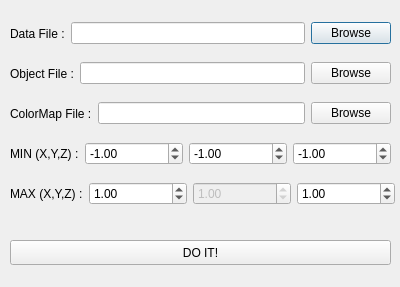
Old version of the form datadialog.ui in the repository leRoderic/Graphics_20.
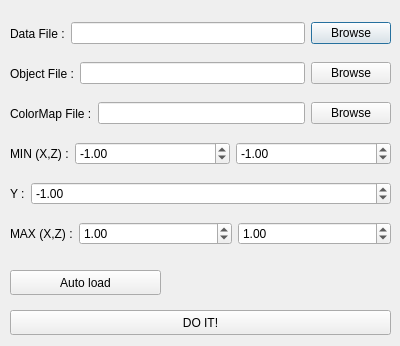
New version of the form.

Commit message: palette read // signals updated // data auto-load

Patch:
```diff
--- a/datadialog.ui
+++ b/datadialog.ui
@@ -7,7 +7,7 @@
     <x>0</x>
     <y>0</y>
     <width>400</width>
-    <height>287</height>
+    <height>346</height>
    </rect>
   </property>
   <property name="windowTitle">
@@ -61,7 +61,7 @@
        </sizepolicy>
       </property>
       <property name="text">
-       <string>MIN (X,Y,Z) :</string>
+       <string>MIN (X,Z) :</string>
       </property>
      </widget>
     </item>
@@ -81,25 +81,6 @@
       </property>
      </widget>
     </item>
-    <item>
-     <widget class="QDoubleSpinBox" name="minYSpin_2">
-      <property name="enabled">
-       <bool>true</bool>
-      </property>
-      <property name="minimum">
-       <double>-99999.000000000000000</double>
-      </property>
-      <property name="maximum">
-       <double>99999.000000000000000</double>
-      </property>
-      <property name="singleStep">
-       <double>0.100000000000000</double>
-      </property>
-      <property name="value">
-       <double>-1.000000000000000</double>
-      </property>
-     </widget>
-    </item>
     <item>
      <widget class="QDoubleSpinBox" name="minZSpin_2">
       <property name="minimum">
@@ -122,8 +103,8 @@
    <property name="geometry">
     <rect>
      <x>10</x>
-     <y>180</y>
-     <width>385</width>
+     <y>220</y>
+     <width>381</width>
      <height>28</height>
     </rect>
    </property>
@@ -137,7 +118,7 @@
        </sizepolicy>
       </property>
       <property name="text">
-       <string>MAX (X,Y,Z) :</string>
+       <string>MAX (X,Z) :</string>
       </property>
      </widget>
     </item>
@@ -157,25 +138,6 @@
       </property>
      </widget>
     </item>
-    <item>
-     <widget class="QDoubleSpinBox" name="maxYSpin_3">
-      <property name="enabled">
-       <bool>false</bool>
-      </property>
-      <property name="minimum">
-       <double>-99999.000000000000000</double>
-      </property>
-      <property name="maximum">
-       <double>99999.000000000000000</double>
-      </property>
-      <property name="singleStep">
-       <double>0.100000000000000</double>
-      </property>
-      <property name="value">
-       <double>1.000000000000000</double>
-      </property>
-     </widget>
-    </item>
     <item>
      <widget class="QDoubleSpinBox" name="maxZSpin_3">
       <property name="minimum">
@@ -198,7 +160,7 @@
    <property name="geometry">
     <rect>
      <x>10</x>
-     <y>240</y>
+     <y>310</y>
      <width>381</width>
      <height>25</height>
     </rect>
@@ -265,6 +227,63 @@
     </item>
    </layout>
   </widget>
+  <widget class="QPushButton" name="btLoad">
+   <property name="geometry">
+    <rect>
+     <x>10</x>
+     <y>270</y>
+     <width>151</width>
+     <height>25</height>
+    </rect>
+   </property>
+   <property name="text">
+    <string>Auto load</string>
+   </property>
+  </widget>
+  <widget class="QWidget" name="layoutWidget_6">
+   <property name="geometry">
+    <rect>
+     <x>10</x>
+     <y>180</y>
+     <width>381</width>
+     <height>28</height>
+    </rect>
+   </property>
+   <layout class="QHBoxLayout" name="horizontalLayout_10">
+    <item>
+     <widget class="QLabel" name="label_9">
+      <property name="sizePolicy">
+       <sizepolicy hsizetype="Fixed" vsizetype="Preferred">
+        <horstretch>0</horstretch>
+        <verstretch>0</verstretch>
+       </sizepolicy>
+      </property>
+      <property name="text">
+       <string>Y :</string>
+      </property>
+     </widget>
+    </item>
+    <item>
+     <widget class="QDoubleSpinBox" name="minYSpin_2">
+      <property name="enabled">
+       <bool>true</bool>
+      </property>
+      <property name="minimum">
+       <double>-99999.000000000000000</double>
+      </property>
+      <property name="maximum">
+       <double>99999.000000000000000</double>
+      </property>
+      <property name="singleStep">
+       <double>0.100000000000000</double>
+      </property>
+      <property name="value">
+       <double>-1.000000000000000</double>
+      </property>
+     </widget>
+    </item>
+   </layout>
+  </widget>
  </widget>
  <resources/>
  <connections/>
```
The commit also changes 14 other files.
